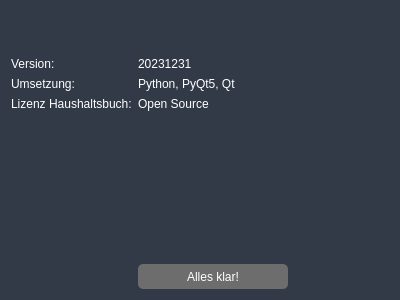
Qt form ui/ui_dialog_info.ui (Joont111/Haushaltsbuch) before a commit.
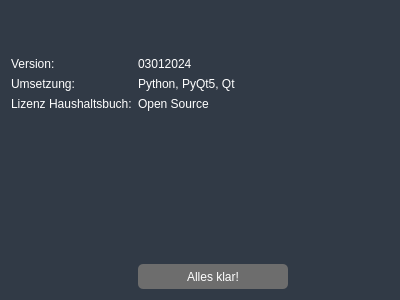
The same form after that commit.

Diff of the .ui file:
```diff
--- a/ui/ui_dialog_info.ui
+++ b/ui/ui_dialog_info.ui
@@ -28,7 +28,7 @@
    <item row="1" column="1">
     <widget class="QLabel" name="label">
      <property name="text">
-      <string>20231231</string>
+      <string>03012024</string>
      </property>
     </widget>
    </item>
```
